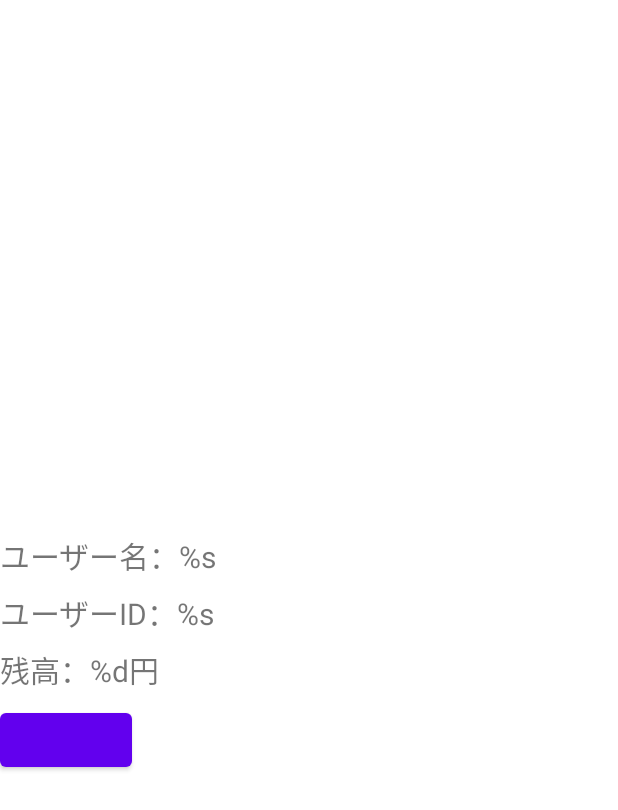
After one commit to nokopi36/MarketRegisterSystem, an Android app: the layout fragment_user_info.xml on its own in the app's theme, with its tools: preview values and no code run, on a phone screen of 412 x 824 dp. The commit adds this screen. Shown: the top 810 px of the screen. Run offline under Robolectric (Android 15) with nearby library versions, the phone set to English and light mode, and no system bars.

Commit message:
add：ユーザー情報を表示する画面を追加

```diff
--- /dev/null
+++ b/app/src/main/res/layout/fragment_user_info.xml
@@ -0,0 +1,69 @@
+<?xml version="1.0" encoding="utf-8"?>
+<layout xmlns:android="http://schemas.android.com/apk/res/android"
+    xmlns:app="http://schemas.android.com/apk/res-auto"
+    xmlns:tools="http://schemas.android.com/tools">
+
+    <data>
+
+        <variable
+            name="userInfoViewModel"
+            type="com.nokopi.marketregistersystem.admin.UserInfoViewModel" />
+
+    </data>
+
+    <androidx.constraintlayout.widget.ConstraintLayout
+        android:layout_width="match_parent"
+        android:layout_height="match_parent">
+
+        <LinearLayout
+            android:layout_width="match_parent"
+            android:layout_height="wrap_content"
+            android:id="@+id/userInfoLL"
+            android:orientation="vertical"
+            app:layout_constraintTop_toTopOf="parent"
+            app:layout_constraintLeft_toLeftOf="parent"
+            app:layout_constraintRight_toRightOf="parent"
+            app:layout_constraintBottom_toBottomOf="parent">
+
+            <TextView
+                android:layout_width="wrap_content"
+                android:layout_height="wrap_content"
+                android:layout_weight="1"
+                android:layout_marginBottom="8dp"
+                android:id="@+id/userInfoName"
+                android:textSize="20sp"
+                android:text="@{@string/user_name(userInfoViewModel.userInfoName)}"
+                tools:text="@string/user_name" />
+
+            <TextView
+                android:layout_width="wrap_content"
+                android:layout_height="wrap_content"
+                android:layout_weight="1"
+                android:layout_marginBottom="8dp"
+                android:id="@+id/userInfoId"
+                android:textSize="20sp"
+                android:text="@{@string/user_id(userInfoViewModel.userInfoId)}"
+                tools:text="@string/user_id" />
+
+            <TextView
+                android:layout_width="wrap_content"
+                android:layout_height="wrap_content"
+                android:layout_weight="1"
+                android:layout_marginBottom="8dp"
+                android:id="@+id/userInfoBalance"
+                android:textSize="20sp"
+                android:text="@{@string/balance(userInfoViewModel.userInfoBalance)}"
+                tools:text="@string/balance" />
+
+        </LinearLayout>
+
+        <Button
+            android:layout_width="wrap_content"
+            android:layout_height="wrap_content"
+            android:id="@+id/userEraseBtn"
+            app:layout_constraintTop_toBottomOf="@id/userInfoLL"
+            app:layout_constraintLeft_toLeftOf="parent"
+            android:onClick="@{() -> userInfoViewModel.onClickErase()}"/>
+
+    </androidx.constraintlayout.widget.ConstraintLayout>
+</layout>
--- a/app/src/main/res/values/strings.xml
+++ b/app/src/main/res/values/strings.xml
@@ -1,8 +1,9 @@
 <resources>
     <string name="app_name">MarketRegisterSystem</string>
-    <string name="user_name">名前</string>
+    <string name="name">名前</string>
     <string name="admin_register">管理者登録</string>
     <string name="admin_sign_in">管理者ログイン</string>
+    <string name="sign_in">ログイン</string>
     <string name="sign_up">ユーザー新規登録</string>
     <string name="create_password">パスワード作成</string>
     <string name="password">パスワード</string>
@@ -10,4 +11,6 @@
     <string name="balance">残高：%d円</string>
     <string name="all_users">ユーザー一覧</string>
     <string name="admin">管理者 %s 様</string>
+    <string name="user_name">ユーザー名：%s</string>
+    <string name="user_id">ユーザーID：%s</string>
 </resources>
```
Also changed, not shown: app/src/main/java/com/nokopi/marketregistersystem/admin/UserInfoFragment.kt (added, +69 -0 lines), app/src/main/java/com/nokopi/marketregistersystem/admin/UserInfoViewModel.kt (added, +52 -0 lines), app/src/main/java/com/nokopi/marketregistersystem/admin/UserInfoViewModelFactory.kt (added, +16 -0 lines).
